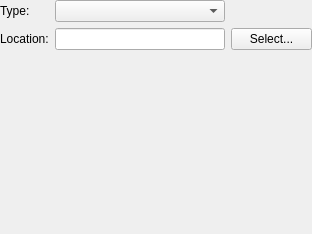
Old version of the form profit/widgets/ui_callableselect.ui in the repository hpsilva/profitpy.
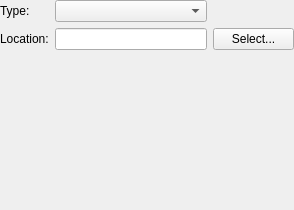
New version of the form. Icons and pictures are not drawn. Custom widgets are drawn as their Qt base class.

What changed in the file:
```diff
--- a/profit/widgets/ui_callableselect.ui
+++ b/profit/widgets/ui_callableselect.ui
@@ -5,8 +5,8 @@
    <rect>
     <x>0</x>
     <y>0</y>
-    <width>312</width>
-    <height>234</height>
+    <width>294</width>
+    <height>210</height>
    </rect>
   </property>
   <property name="windowTitle" >
```
